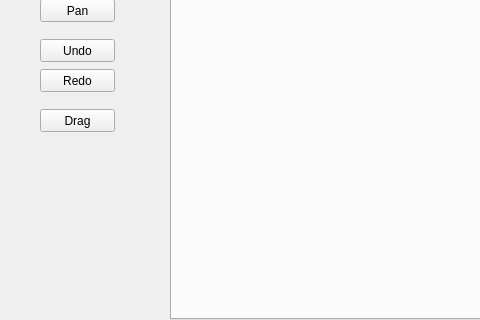
Qt form paintProgram/mainwindow.ui (ElliotHarding/paintProgram) before a commit; both pictures show x 0 to 480 and y 160 to 480 of the 800 by 600 pixel window.
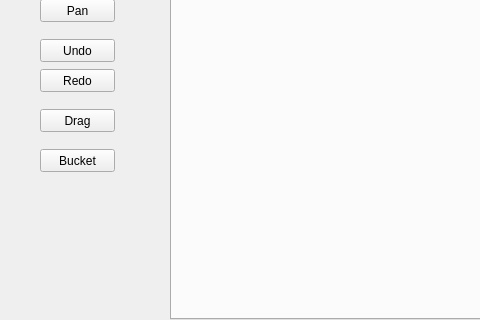
The same form after that commit.

Commit message: Added bucket ability

What changed in the file:
```diff
--- a/paintProgram/mainwindow.ui
+++ b/paintProgram/mainwindow.ui
@@ -196,6 +196,19 @@
      <number>255</number>
     </property>
    </widget>
+   <widget class="QPushButton" name="btn_bucketTool">
+    <property name="geometry">
+     <rect>
+      <x>40</x>
+      <y>290</y>
+      <width>75</width>
+      <height>23</height>
+     </rect>
+    </property>
+    <property name="text">
+     <string>Bucket</string>
+    </property>
+   </widget>
   </widget>
   <widget class="QMenuBar" name="menubar">
    <property name="geometry">
```
The commit also changes 4 other files.
